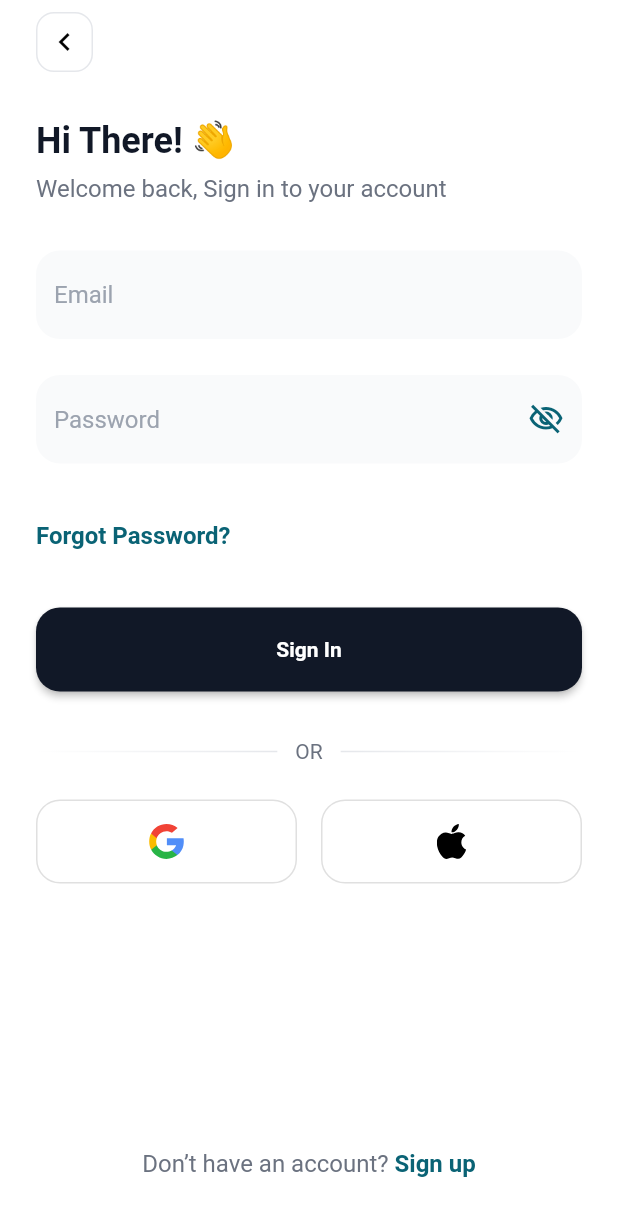
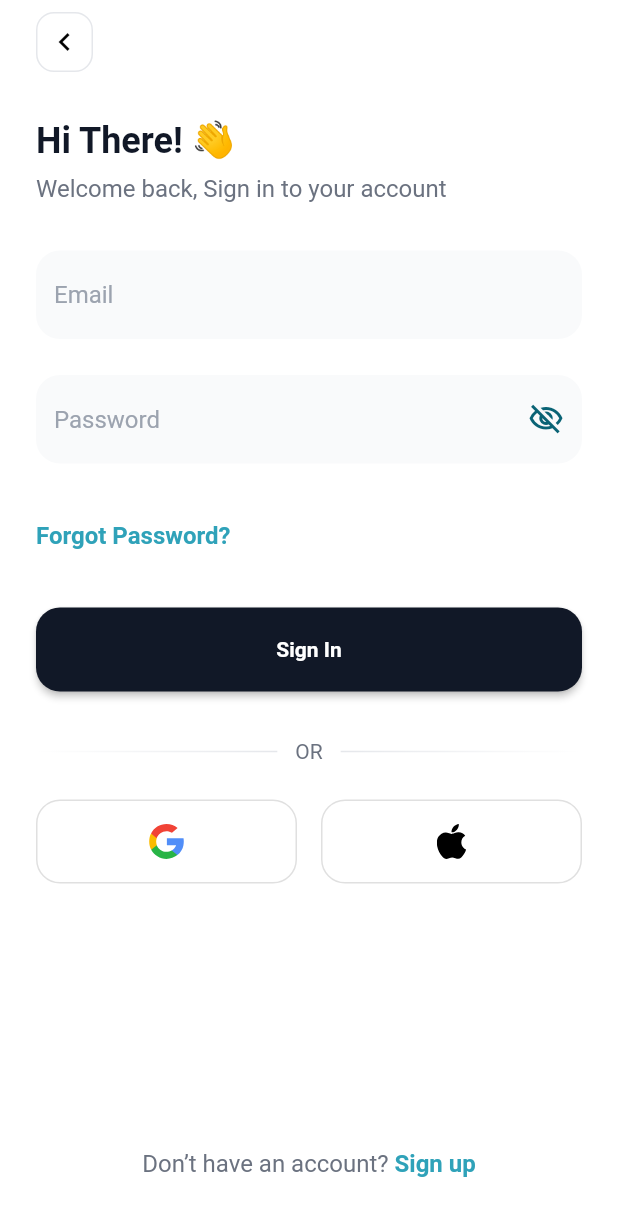
Before and after one commit to KanmaChizea/smart_pay, a Flutter app: the screen it shows after launch, after a tap on "Skip", on a phone screen of 412 x 824 dp. Shown: the top 1216 px of the screen. Run offline on Flutter 3.47's test engine with Material 2 defaults, Android fonts, the light colour scheme and no system bars; our stand-ins replace device_info_plus, dio, flutter_bloc, flutter_secure_storage, flutter_svg, get_it and 1 more; network calls fail; Roboto replaces fonts that are missing (SF-Pro).

Commit message:
chore: documentation

```diff
--- a/lib/core/dependency_injection/injection_container.dart
+++ b/lib/core/dependency_injection/injection_container.dart
@@ -1,5 +1,7 @@
 import 'package:dio/dio.dart';
 import 'package:get_it/get_it.dart';
+import 'package:smart_pay/main.dart';
+import 'package:smart_pay/navigation/navigation_service.dart';
 import 'package:smart_pay/services/auth_service.dart';
 import 'package:smart_pay/services/country_service.dart';
 import 'package:smart_pay/utils/dio_helper.dart';
@@ -10,4 +12,7 @@ void init() {
   sl.registerLazySingleton<Dio>(() => DioHelper.instance);
   sl.registerLazySingleton<IAuthService>(() => AuthService());
   sl.registerLazySingleton<ICountryService>(() => CountryService());
+  sl.registerLazySingleton<NavigationService>(
+    () => NavigationService(navigatorKey: navigatorKey),
+  );
 }
--- a/lib/main.dart
+++ b/lib/main.dart
@@ -3,6 +3,7 @@ import 'package:flutter_bloc/flutter_bloc.dart';
 import 'package:smart_pay/navigation/routes.dart';
 import 'package:smart_pay/presentation/widgets/country/country_cubit.dart';
 import 'package:smart_pay/theme/theme.dart';
+import 'package:smart_pay/theme/theme_cubit.dart';
 import 'core/dependency_injection/injection_container.dart' as di;
 
 GlobalKey<NavigatorState> navigatorKey = GlobalKey<NavigatorState>();
@@ -18,13 +19,22 @@ class MyApp extends StatelessWidget {
   @override
   Widget build(BuildContext context) {
     return MultiBlocProvider(
-      providers: [BlocProvider(create: (_) => CountryCubit())],
-      child: MaterialApp(
-        title: 'Smartpay',
-        theme: AppTheme.light,
-        navigatorKey: navigatorKey,
-        onGenerateRoute: AppRouter.onGenerateRoute,
-      ),
+      providers: [
+        BlocProvider(create: (_) => CountryCubit()),
+        BlocProvider(
+          create: (_) => ThemeCubit(),
+        ),
+      ],
+      child: Builder(builder: (context) {
+        return MaterialApp(
+          title: 'Smartpay',
+          theme: AppTheme.light,
+          darkTheme: AppTheme.dark,
+          themeMode: context.watch<ThemeCubit>().state,
+          navigatorKey: navigatorKey,
+          onGenerateRoute: AppRouter.onGenerateRoute,
+        );
+      }),
     );
   }
 }
--- a/lib/services/auth_service.dart
+++ b/lib/services/auth_service.dart
@@ -17,6 +17,7 @@ abstract class IAuthService {
       required String email,
       required String country,
       required String password});
+  Future logout();
 }
 
 class AuthService implements IAuthService {
@@ -73,4 +74,9 @@ class AuthService implements IAuthService {
     final user = User.fromMap(response.data['data']['user']);
     return NetworkResponse.fromMap(response.data, user);
   }
+
+  @override
+  Future logout() async {
+    await _dio.post(Endpoints.logout);
+  }
 }
--- /dev/null
+++ b/lib/services/dashboard_service.dart
@@ -0,0 +1 @@
+class DashboardService {}
--- a/lib/theme/theme.dart
+++ b/lib/theme/theme.dart
@@ -2,12 +2,16 @@ import 'package:flutter/material.dart';
 import 'package:smart_pay/theme/colors.dart';
 
 abstract class AppTheme {
-  static final light = ThemeData(
-    scaffoldBackgroundColor: Colors.white,
-    splashColor: AppColors.primary,
-    highlightColor: AppColors.primary.shade400,
-    primaryColor: AppColors.primary,
-    elevatedButtonTheme: ElevatedButtonThemeData(
+  static const _textTheme = TextTheme(
+    headlineLarge: TextStyle(fontWeight: FontWeight.w600, fontSize: 32),
+    headlineMedium: TextStyle(fontWeight: FontWeight.w600, fontSize: 24),
+    bodySmall: TextStyle(),
+    bodyLarge: TextStyle(fontSize: 16, fontWeight: FontWeight.w400),
+    bodyMedium: TextStyle(fontSize: 14, fontWeight: FontWeight.w400),
+  );
+  static _getButtonStyle(
+          {required Color foreground, required Color background}) =>
+      ElevatedButtonThemeData(
         style: ButtonStyle(
           shape: MaterialStateProperty.all(
             RoundedRectangleBorder(
@@ -20,20 +24,33 @@ abstract class AppTheme {
           textStyle: MaterialStateProperty.all(
             const TextStyle(fontWeight: FontWeight.w700),
           ),
-        foregroundColor: MaterialStateProperty.all(Colors.white),
+          foregroundColor: MaterialStateProperty.all(foreground),
           backgroundColor: MaterialStateProperty.resolveWith(
             (states) {
               if (states.contains(MaterialState.disabled)) {
-              return AppColors.grey.shade900.withOpacity(0.7);
+                return background.withOpacity(0.7);
               }
-            return AppColors.grey.shade900;
+              return background;
             },
           ),
         ),
+      );
+  static _getAppbarTheme(Color foreground) => AppBarTheme(
+      elevation: 0,
+      backgroundColor: Colors.transparent,
+      foregroundColor: foreground);
+  static final _outlineButtonTheme = OutlinedButtonThemeData(
+    style: OutlinedButton.styleFrom(
+      shape: RoundedRectangleBorder(
+        borderRadius: BorderRadius.circular(16),
       ),
-    textButtonTheme: TextButtonThemeData(
+      padding: const EdgeInsets.symmetric(vertical: 16),
+    ),
+  );
+
+  static _getTextButtonTheme(Color color) => TextButtonThemeData(
         style: TextButton.styleFrom(
-        foregroundColor: AppColors.primary,
+          foregroundColor: color,
           minimumSize: Size.zero,
           padding: EdgeInsets.zero,
           textStyle: const TextStyle(
@@ -41,33 +58,11 @@ abstract class AppTheme {
             fontSize: 16,
           ),
         ),
-    ),
-    outlinedButtonTheme: OutlinedButtonThemeData(
-      style: OutlinedButton.styleFrom(
-        shape: RoundedRectangleBorder(
-          borderRadius: BorderRadius.circular(16),
-        ),
-        padding: const EdgeInsets.symmetric(vertical: 16),
-      ),
-    ),
-    appBarTheme: const AppBarTheme(
-        elevation: 0,
-        backgroundColor: Colors.transparent,
-        foregroundColor: Colors.black),
-    //pass empty textstyles so the apply method will work
-    textTheme: const TextTheme(
-      headlineLarge: TextStyle(fontWeight: FontWeight.w600, fontSize: 32),
-      headlineMedium: TextStyle(fontWeight: FontWeight.w600, fontSize: 24),
-      bodySmall: TextStyle(),
-      bodyLarge: TextStyle(fontSize: 16, fontWeight: FontWeight.w400),
-      bodyMedium: TextStyle(fontSize: 14, fontWeight: FontWeight.w400),
-    ).apply(
-        displayColor: AppColors.grey.shade900,
-        bodyColor: AppColors.grey.shade900,
-        fontFamily: 'SF-Pro'),
-    inputDecorationTheme: InputDecorationTheme(
+      );
+
+  static _getInputTheme(Color fillColor) => InputDecorationTheme(
         filled: true,
-      fillColor: AppColors.grey.shade50,
+        fillColor: fillColor,
         errorMaxLines: 3,
         suffixIconColor: AppColors.primary,
         prefixIconColor: AppColors.primary,
@@ -98,8 +93,40 @@ abstract class AppTheme {
           color: AppColors.error,
           fontWeight: FontWeight.w500,
         ),
-    ),
+      );
+  static final light = ThemeData(
+    scaffoldBackgroundColor: Colors.white,
+    splashColor: AppColors.primary,
+    highlightColor: AppColors.primary.shade400,
+    primaryColor: AppColors.primary,
+    brightness: Brightness.light,
+    elevatedButtonTheme: _getButtonStyle(
+        foreground: Colors.white, background: AppColors.grey.shade900),
+    textButtonTheme: _getTextButtonTheme(AppColors.primary.shade400),
+    outlinedButtonTheme: _outlineButtonTheme,
+    appBarTheme: _getAppbarTheme(Colors.black),
+    textTheme: _textTheme.apply(
+        displayColor: AppColors.grey.shade900,
+        bodyColor: AppColors.grey.shade900,
+        fontFamily: 'SF-Pro'),
+    inputDecorationTheme: _getInputTheme(AppColors.grey.shade50),
   );
 
-  static final dark = ThemeData.dark();
+  static final dark = ThemeData(
+    brightness: Brightness.dark,
+    scaffoldBackgroundColor: AppColors.grey.shade900,
+    splashColor: AppColors.primary,
+    highlightColor: AppColors.primary.shade400,
+    primaryColor: AppColors.primary,
+    elevatedButtonTheme: _getButtonStyle(
+        background: Colors.white, foreground: AppColors.grey.shade900),
+    textTheme: _textTheme.apply(
+        displayColor: Colors.white,
+        bodyColor: Colors.white,
+        fontFamily: 'SF-Pro'),
+    appBarTheme: _getAppbarTheme(Colors.white),
+    outlinedButtonTheme: _outlineButtonTheme,
+    inputDecorationTheme: _getInputTheme(AppColors.grey.shade700),
+    textButtonTheme: _getTextButtonTheme(AppColors.primary.shade100),
+  );
 }
--- a/lib/utils/formatter.dart
+++ b/lib/utils/formatter.dart
@@ -1,4 +1,8 @@
+/// Helper class to carry out common formatting and parsing used in application
 class Formatter {
+  /// [count]- how many letters to leave unhashed at the beginning.
+  /// Defaults to 0
+  ///
   static hashEmail(String email, [int count = 0]) {
     // find the index of the "@" symbol
     final atIndex = email.indexOf('@') - count;
--- a/pubspec.yaml
+++ b/pubspec.yaml
@@ -15,6 +15,7 @@ dependencies:
   flutter:
     sdk: flutter
   flutter_bloc: ^8.1.4
+  flutter_secure_storage: ^9.0.0
   flutter_svg: ^2.0.9
   get_it: ^7.6.7
   pinput: ^4.0.0
```
Also changed, not shown: lib/navigation/navigation_service.dart (added, +89 -0 lines), lib/presentation/screens/dashboard/dashboard_viewmodel.dart (added, +17 -0 lines), lib/services/secure_storage.dart (added, +25 -0 lines), lib/theme/theme_cubit.dart (added, +16 -0 lines), lib/utils/dio_helper.dart (+8 -0 lines), lib/utils/validator.dart (+18 -0 lines), pubspec.lock, 5 other files. Lines whose indentation alone changed are shown as unchanged.
